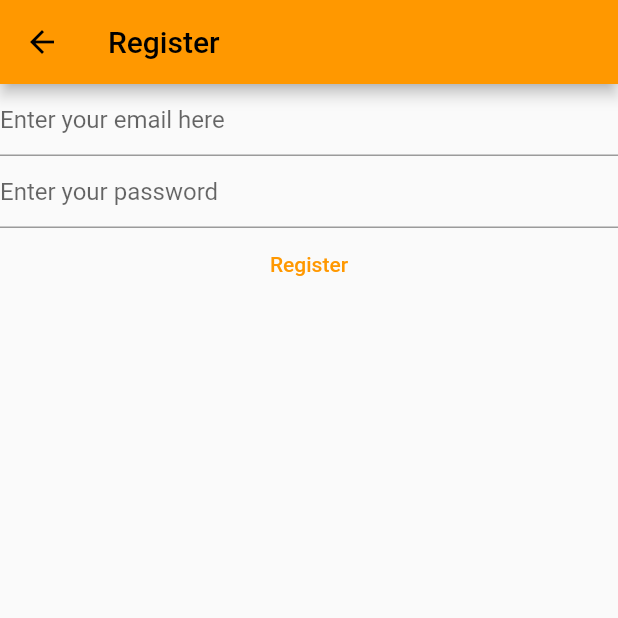
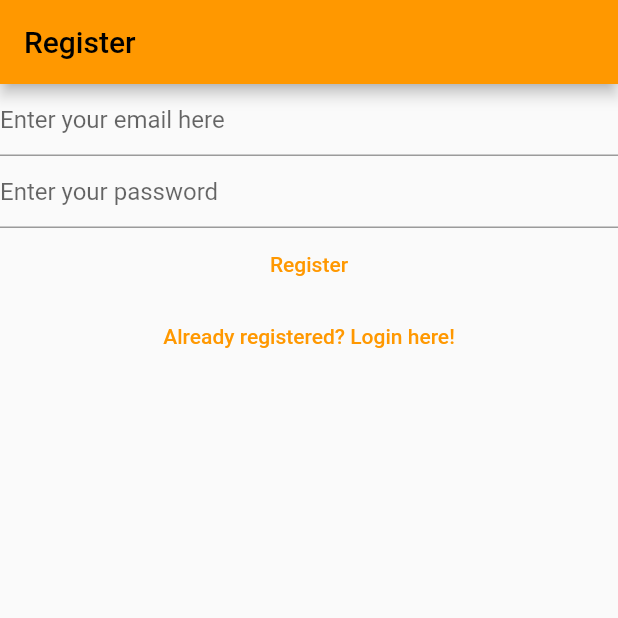
Before and after one commit to Sansh2356/Flutter_Android_Dev, a Flutter app: the RegisterView screen opened directly, on a phone screen of 412 x 824 dp, the top half of it. Run offline on Flutter 3.47's test engine with Material 2 defaults, Android fonts, the phone set to English and light mode, and no system bars; our stand-ins replace firebase_auth, firebase_core; accounts and stored records are empty.

Commit message:
Commit till 9th april

```diff
--- a/project1/lib/views/register_view.dart
+++ b/project1/lib/views/register_view.dart
@@ -1,8 +1,5 @@
 import 'package:firebase_auth/firebase_auth.dart';
-import 'package:firebase_core/firebase_core.dart';
 import 'package:flutter/material.dart';
-
-import '../firebase_options.dart';
 
 class RegisterView extends StatefulWidget {
   const RegisterView({super.key});
@@ -31,19 +28,10 @@ class _RegisterViewState extends State<RegisterView> {
   @override
   Widget build(BuildContext context) {
     return Scaffold(
-      appBar: AppBar(title: const Text('Register')),
-
-      ///The beneth code is used for the purpose of proxy object that
-      ///will create the brideg in between the user's information and firebase authentication
-      ///to check whether that particular email/password exists or not.
-      body: FutureBuilder(
-        future: Firebase.initializeApp(
-          options: DefaultFirebaseOptions.currentPlatform,
+      appBar: AppBar(
+        title: const Text('Register'),
       ),
-        builder: (context, snapshot) {
-          switch (snapshot.connectionState) {
-            case ConnectionState.done:
-              return Column(
+      body: Column(
         children: [
           TextField(
             controller: _email,
@@ -82,14 +70,15 @@ class _RegisterViewState extends State<RegisterView> {
                 }
               },
               child: const Text('Register')),
+          TextButton(
+            onPressed: () {
+              Navigator.of(context)
+                  .pushNamedAndRemoveUntil('/login/', (route) => false);
+            },
+            child: const Text('Already registered? Login here!'),
+          ),
         ],
-              );
-            default:
-              return (const Text('Loading...'));
-          }
-        },
       ),
     );
   }
-//widget for regitser flow on the home page//
 }
--- a/project1/random.txt
+++ b/project1/random.txt
@@ -38,3 +38,9 @@ Adding the null check for the user information.
 ::One of the null check error that we encountered while accesing whteher the email of the user is verified or not
 was because the firebase require the developers to solve the case in whcih if the email accessed by you is null then how ill you proceed
 which was sole by using null check ?. operator and along with that making an intermediate variable that will convert the pseudo bool type to actual bool type andresolve our error.
+::Pushing views BuildContext. CTA button to send verification email.
+Use of await and async along with the idea of onpressed and children in button formation in a project,as it will return us
+an event that might occur in future.
+::Named routes :-anaonymous routes and other routes which links between two different functionalities and are maps
+by nature having the entry of the route name along with a fucntion which returns a widget.
+::Material widget not found,textfield because of no scaffold in there.
```
Also changed, not shown: project1/lib/main.dart (+41 -14 lines), project1/lib/views/login_view.dart (+8 -25 lines), project1/lib/views/verify_email_view.dart (added, +23 -0 lines). Lines whose indentation alone changed are shown as unchanged.
